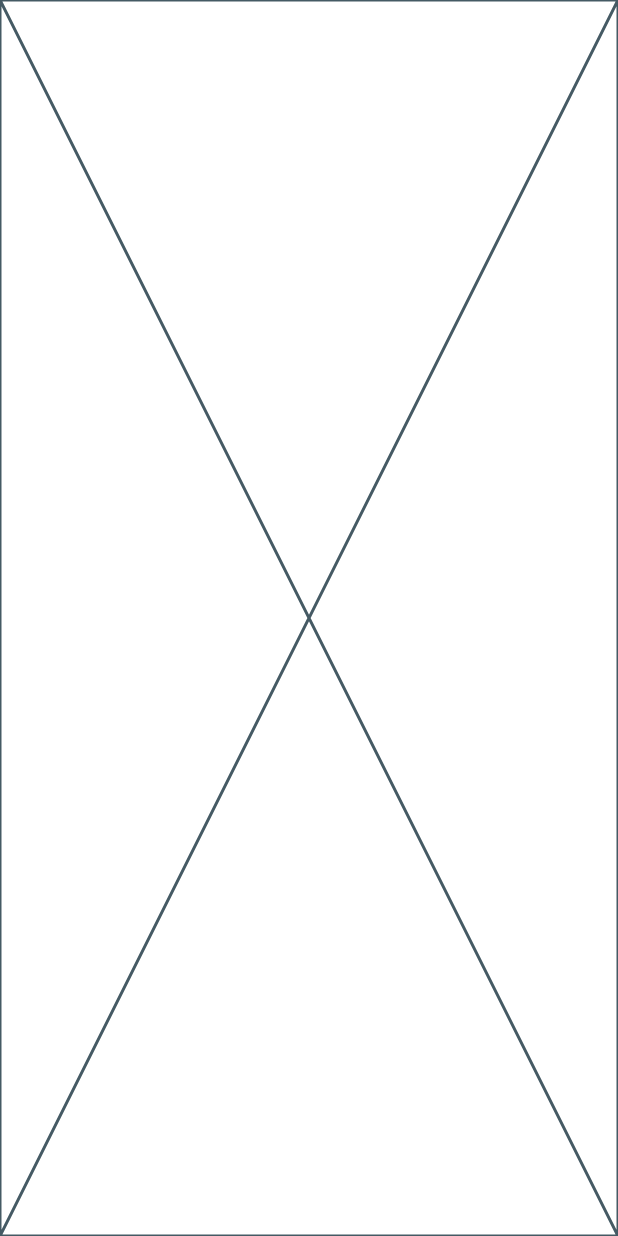
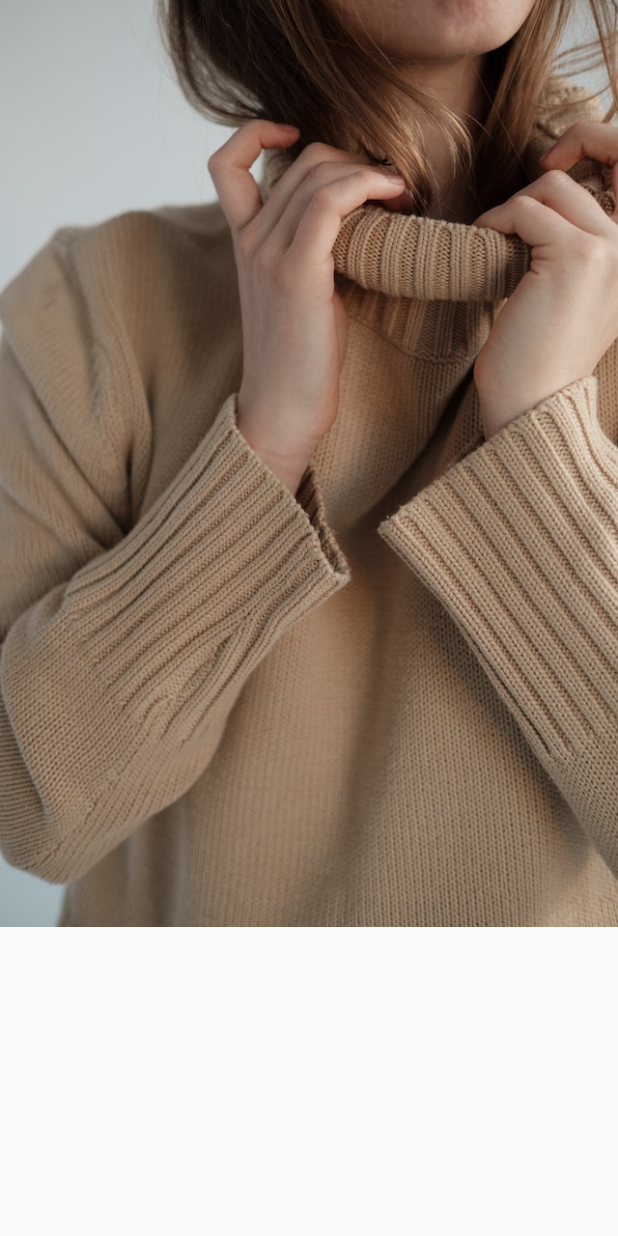
Before and after one commit to chinthanipiumi2001/e_commerce_app, a Flutter app: the screen it shows after launch, on a phone screen of 412 x 824 dp. Run offline on Flutter 3.47's test engine with Material 2 defaults, Android fonts, the phone set to English and light mode, and no system bars.

Commit message:
add splash screen image2.jpg and modify main file

```diff
--- a/lib/main.dart
+++ b/lib/main.dart
@@ -1,3 +1,4 @@
+import 'package:e_commerce_app/screens/SplashScreen.dart';
 import 'package:flutter/material.dart';
 
 void main(){
@@ -9,6 +10,13 @@ class MyApp extends StatelessWidget{
 
   @override
   Widget build (BuildContext context){
-    return const Placeholder();
+    return MaterialApp(
+      title: "E commerce Shopping",
+      debugShowCheckedModeBanner: false,
+      theme: ThemeData(
+        primaryColor: Color(0xFFEF6969),
+      ),
+      home: SplashScreen(),
+    );
   }
 }
--- /dev/null
+++ b/lib/screens/SplashScreen.dart
@@ -0,0 +1,20 @@
+import 'package:flutter/material.dart';
+
+class SplashScreen extends StatefulWidget{
+  const SplashScreen({super.key});
+
+  @override
+  State<SplashScreen> createState() => _SplashScreenState();
+}
+class _SplashScreenState extends State<SplashScreen>{
+  @override
+  Widget build(BuildContext context){
+    return Material(
+      child: Column(
+        children: [
+          Image.asset("images/image2.jpg"),
+        ],
+      ),
+    );
+  }
+}
```
